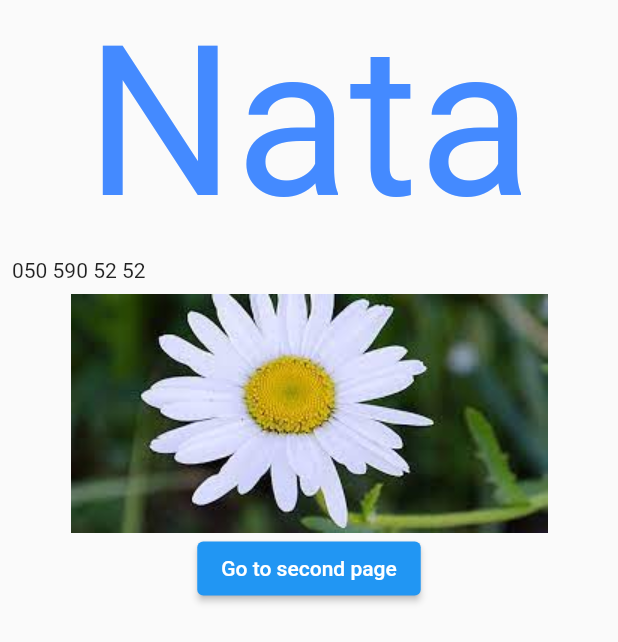
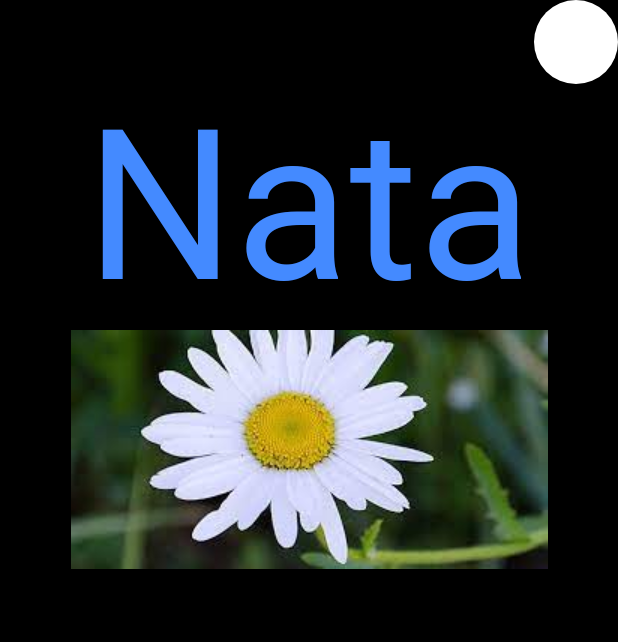
Before and after one commit to Vitaliklisa/nata, a Flutter app: the screen it shows after launch, on a phone screen of 412 x 824 dp. Shown: the top 642 px of the screen. Run offline on Flutter 3.47's test engine with Material 2 defaults, Android fonts, the phone set to English and light mode, and no system bars.

Commit message:
New icons and Dark theme

```diff
--- a/lib/home_page.dart
+++ /dev/null
@@ -1,55 +0,0 @@
-import 'package:flutter/material.dart';
-import 'package:flutter/widgets.dart';
-import 'package:nata/second_page.dart';
-
-class HomePage extends StatelessWidget {
-  @override
-  Widget build(BuildContext context) {
-    return Scaffold(
-      body: Column(
-        children: [
-          getTitle(),
-          getContacts(),
-          Image.asset('assets/images/fl.jpg'),
-          ElevatedButton(
-            onPressed: () {
-              // Navigate back to first route when tapped.
-              goToSecond(context);
-            },
-            child: Text('Go to second page'),
-          )
-        ],
-      ),
-    );
-  }
-
-  void goToSecond(BuildContext context) {
-    Navigator.push(
-      context,
-      MaterialPageRoute(builder: (context) => SecondPage()),
-    );
-  }
-
-  Widget getContacts() {
-    return Align(
-      alignment: Alignment.centerLeft,
-      child: Padding(
-        padding: const EdgeInsets.all(8.0),
-        child: Text('050 590 52 52'),
-      ),
-    );
-  }
-
-  Widget getTitle() {
-    return Row(
-      mainAxisAlignment: MainAxisAlignment.center,
-      children: [
-        Text(
-          "Nata",
-          textAlign: TextAlign.center,
-          style: TextStyle(fontSize: 140.0, color: Colors.blueAccent),
-        ),
-      ],
-    );
-  }
-}
--- /dev/null
+++ b/lib/presentation/features/screen/home_page.dart
@@ -0,0 +1,46 @@
+import 'package:flutter/material.dart';
+import 'package:nata/presentation/features/screen/screen_model.dart';
+import 'package:provider/provider.dart';
+
+class HomePage extends StatelessWidget {
+  @override
+  Widget build(BuildContext context) {
+    return ChangeNotifierProvider(
+      create: (BuildContext context) => ScreenModel(),
+      child: Consumer<ScreenModel>(builder: (context, model, child) {
+        return Scaffold(
+          backgroundColor: model.backgroundColor,
+          appBar: AppBar(
+            backgroundColor: model.backgroundColor,
+            centerTitle: true,
+            actions: [
+              FloatingActionButton(
+                backgroundColor: model.buttonColor,
+                onPressed: model.onFabPressed,
+              )
+            ],
+          ),
+          body: Column(
+            children: [
+              getTitle(),
+              Image.asset('assets/images/fl.jpg'),
+            ],
+          ),
+        );
+      }),
+    );
+  }
+}
+
+Widget getTitle() {
+  return Row(
+    mainAxisAlignment: MainAxisAlignment.center,
+    children: [
+      Text(
+        "Nata",
+        textAlign: TextAlign.center,
+        style: TextStyle(fontSize: 140.0, color: Colors.blueAccent),
+      ),
+    ],
+  );
+}
--- a/lib/main.dart
+++ b/lib/presentation/features/screen/main.dart
@@ -1,5 +1,5 @@
 import 'package:flutter/material.dart';
-import 'package:nata/home_page.dart';
+import 'package:nata/presentation/features/screen/home_page.dart';
 
 void main() => runApp(NataApp());
 
@@ -8,8 +8,8 @@ class NataApp extends StatelessWidget {
   @override
   Widget build(BuildContext context) {
     return MaterialApp(
-      title: 'Flutter Demo',
-      theme: ThemeData(primarySwatch: Colors.blue),
+      title: 'Mother work`s',
+      theme: ThemeData(primarySwatch: Colors.grey),
       home: HomePage(),
     );
   }
--- /dev/null
+++ b/lib/presentation/features/screen/screen_model.dart
@@ -0,0 +1,50 @@
+import 'package:flutter/cupertino.dart';
+
+class ScreenModel with ChangeNotifier {
+  Color _black = Color(0xFF000000);
+  Color _white = Color(0xFFFFFFFF);
+
+  late Color _backgroundColor = _black;
+
+  Color get backgroundColor => _backgroundColor;
+
+  late Color _textColor = _white;
+
+  Color get textColor => _textColor;
+
+  late Color _buttonColor = _white;
+
+  Color get buttonColor => _buttonColor;
+
+
+  void onFabPressed() {
+    _changeTextColor();
+    _changeBackgroundColor();
+    _changeButtonColor();
+    notifyListeners();
+  }
+
+  void _changeBackgroundColor() {
+    if (_backgroundColor == _white) {
+      _backgroundColor = _black;
+    } else {
+      _backgroundColor = _white;
+    }
+  }
+
+  void _changeButtonColor() {
+    if (_buttonColor == _white) {
+      _buttonColor = _black;
+    } else {
+      _buttonColor = _white;
+    }
+  }
+
+  void _changeTextColor() {
+    if (_textColor == _white) {
+      _textColor = _black;
+    } else {
+      _textColor = _white;
+    }
+  }
+}
--- a/pubspec.yaml
+++ b/pubspec.yaml
@@ -33,6 +33,10 @@ dev_dependencies:
   flutter_test:
     sdk: flutter
 
+  # to add  ChangeNotifierProvider and Consumer and
+  # for implementing  MVP structural design pattern
+  provider: ^6.0.5
+
 # For information on the generic Dart part of this file, see the
 # following page: https://dart.dev/tools/pub/pubspec
 
```
Also changed, not shown: lib/second_page.dart (deleted, +0 -9 lines), pubspec.lock, 33 other files.
